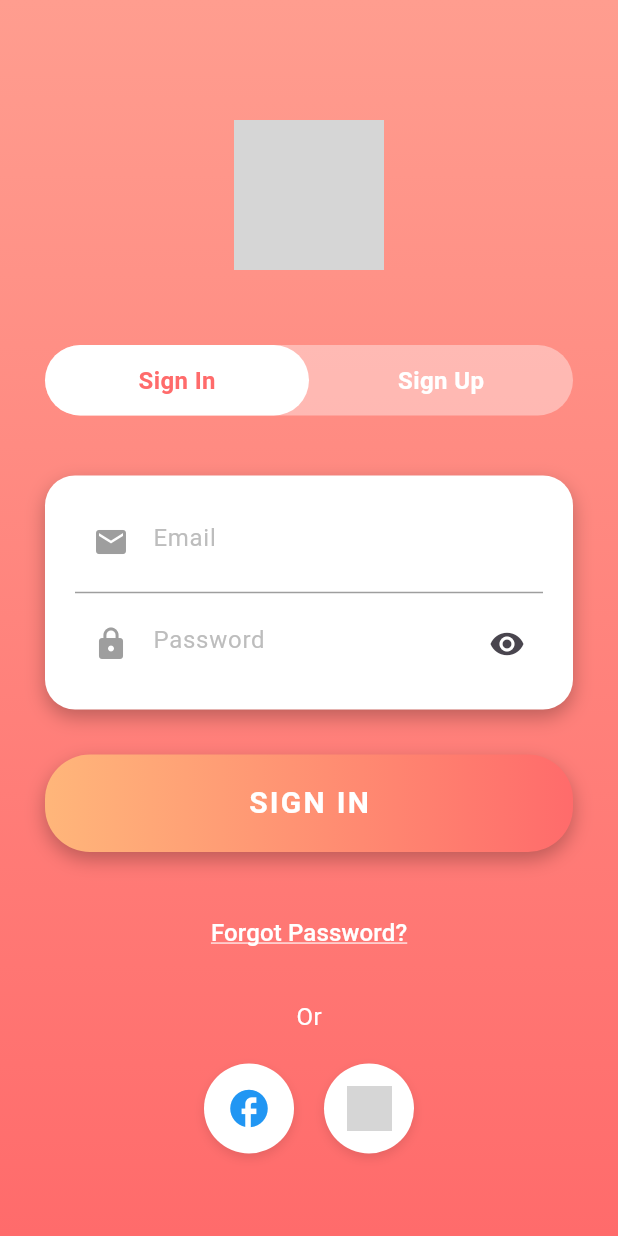
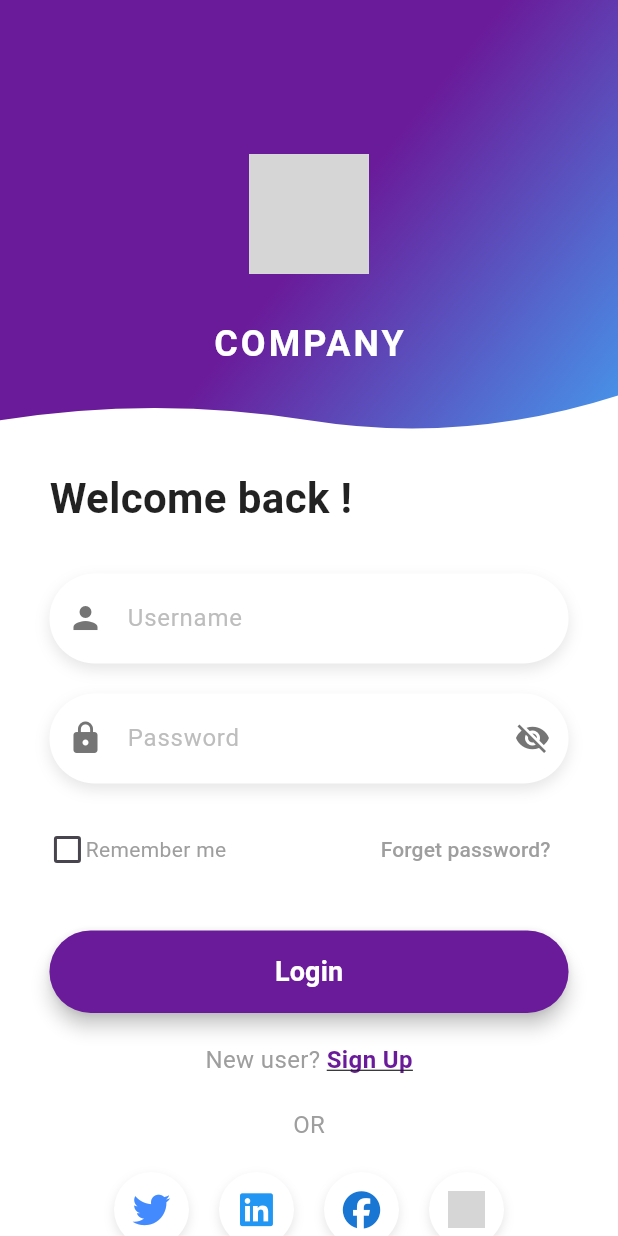
Before and after one commit to tta602/flutter-series, a Flutter app: the screen it shows after launch, on a phone screen of 412 x 824 dp. Run offline on Flutter 3.47's test engine with Material 3 defaults, Android fonts, the phone set to English and light mode, and no system bars; our stand-ins replace font_awesome_flutter; grey boxes are pictures that could not be loaded.

Commit message:
video 002

```diff
--- /dev/null
+++ b/lib/login/002/mofinow_login_screen_002.dart
@@ -0,0 +1,441 @@
+import 'package:flutter/material.dart';
+import 'package:flutter/services.dart'; // Import this for SystemChrome
+import 'package:font_awesome_flutter/font_awesome_flutter.dart'; // Import this package for social icons
+
+class MofinowLoginScreen extends StatefulWidget {
+  const MofinowLoginScreen({super.key});
+
+  @override
+  State<MofinowLoginScreen> createState() => _MofinowLoginScreenState();
+}
+
+class _MofinowLoginScreenState extends State<MofinowLoginScreen> {
+  final TextEditingController _usernameController = TextEditingController();
+  final TextEditingController _passwordController = TextEditingController();
+  bool _obscureText = true;
+  bool _rememberMe = false; // State for "Remember me" checkbox
+
+  void _togglePasswordVisibility() {
+    setState(() {
+      _obscureText = !_obscureText;
+    });
+  }
+
+  void _toggleRememberMe(bool? value) {
+    setState(() {
+      _rememberMe = value!;
+    });
+  }
+
+  @override
+  void dispose() {
+    _usernameController.dispose();
+    _passwordController.dispose();
+    super.dispose();
+  }
+
+  // --- Helper Methods for building UI sections ---
+
+  Widget _buildLogoWidget({required double size}) {
+    return SizedBox(
+      width: size,
+      height: size,
+      child: Center(
+        child: Image.asset(
+          'assets/images/teamwork.png', // Replace with your actual logo path
+          width: 80,
+          height: 80,
+          // fit: BoxFit.contain,
+        ),
+      ),
+    );
+  }
+
+  Widget _buildHeaderSection(double screenHeight) {
+    return Column(
+      mainAxisAlignment: MainAxisAlignment.center,
+      children: [
+        SizedBox(height: screenHeight * 0.1), // Spacing from the top
+        _buildLogoWidget(size: 120),
+        const SizedBox(height: 10),
+        const Text(
+          'COMPANY',
+          style: TextStyle(
+            color: Colors.white,
+            fontSize: 24,
+            fontWeight: FontWeight.bold,
+            letterSpacing: 2,
+          ),
+        ),
+      ],
+    );
+  }
+
+  Widget _buildWelcomeBackText() {
+    return const Align(
+      alignment: Alignment.centerLeft,
+      child: Text(
+        'Welcome back !',
+        style: TextStyle(
+          color: Colors.black87,
+          fontSize: 28,
+          fontWeight: FontWeight.bold,
+        ),
+      ),
+    );
+  }
+
+  Widget _buildRememberMeAndForgotPasswordRow() {
+    return Row(
+      mainAxisAlignment: MainAxisAlignment.spaceBetween,
+      children: <Widget>[
+        Row(
+          children: [
+            SizedBox(
+              width: 24.0, // Ensure sufficient size for the checkbox
+              height: 24.0,
+              child: Checkbox(
+                value: _rememberMe,
+                onChanged: _toggleRememberMe, // Use the new toggle method
+                activeColor: Colors.blueAccent, // Color when checked
+                checkColor: Colors.white, // Color of the checkmark
+                materialTapTargetSize: MaterialTapTargetSize.shrinkWrap, // Reduce tap target area
+              ),
+            ),
+            const Text(
+              'Remember me',
+              style: TextStyle(color: Colors.grey, fontSize: 14),
+            ),
+          ],
+        ),
+        TextButton(
+          onPressed: () {
+            // Handle forgot password logic
+            print('Forgot password?');
+          },
+          child: const Text(
+            'Forget password?',
+            style: TextStyle(color: Colors.grey, fontSize: 14),
+          ),
+        ),
+      ],
+    );
+  }
+
+  Widget _buildLoginButton() {
+    return ElevatedButton(
+      onPressed: () {
+        // Handle login logic here
+        print('Login pressed');
+        print('Username: ${_usernameController.text}');
+        print('Password: ${_passwordController.text}');
+      },
+      style: ElevatedButton.styleFrom(
+        foregroundColor: Colors.white,
+        backgroundColor: const Color(0xFF6A1B9A), // Login button background color
+        minimumSize: const Size(double.infinity, 55), // Button size
+        shape: RoundedRectangleBorder(
+          borderRadius: BorderRadius.circular(30),
+        ),
+        elevation: 5,
+      ),
+      child: const Text(
+        'Login',
+        style: TextStyle(fontSize: 18, fontWeight: FontWeight.bold),
+      ),
+    );
+  }
+
+  Widget _buildSignUpRow() {
+    return Row(
+      mainAxisAlignment: MainAxisAlignment.center,
+      children: <Widget>[
+        const Text(
+          'New user? ',
+          style: TextStyle(color: Colors.grey, fontSize: 16),
+        ),
+        GestureDetector(
+          onTap: () {
+            // Navigate to registration screen
+            print('Sign Up tapped');
+          },
+          child: const Text(
+            'Sign Up',
+            style: TextStyle(
+              color: Color(0xFF6A1B9A), // Deep purple color for the link
+              fontSize: 16,
+              fontWeight: FontWeight.bold,
+              decoration: TextDecoration.underline,
+            ),
+          ),
+        ),
+      ],
+    );
+  }
+
+  Widget _buildOrSeparator() {
+    return const Text(
+      'OR',
+      style: TextStyle(color: Colors.grey, fontSize: 16),
+    );
+  }
+
+  // Custom TextField builder function
+  Widget _buildTextField(TextEditingController controller, String hintText, IconData icon) {
+    return Container(
+      decoration: BoxDecoration(
+        color: Colors.white,
+        borderRadius: BorderRadius.circular(30),
+        boxShadow: [
+          BoxShadow(
+            color: Colors.black.withOpacity(0.1),
+            blurRadius: 8,
+            offset: const Offset(0, 4),
+          ),
+        ],
+      ),
+      child: TextField(
+        controller: controller,
+        decoration: InputDecoration(
+          hintText: hintText,
+          hintStyle: TextStyle(color: Colors.grey[400]),
+          prefixIcon: Icon(icon, color: Colors.grey[600]),
+          border: InputBorder.none,
+          contentPadding: const EdgeInsets.symmetric(vertical: 18, horizontal: 20),
+          focusedBorder: OutlineInputBorder(
+            borderRadius: BorderRadius.circular(30),
+            borderSide: const BorderSide(color: Color(0xFF6A1B9A), width: 2),
+          ),
+          enabledBorder: OutlineInputBorder(
+            borderRadius: BorderRadius.circular(30),
+            borderSide: BorderSide.none, // No border when not focused
+          ),
+        ),
+      ),
+    );
+  }
+
+  // Password Field builder function
+  Widget _buildPasswordField(TextEditingController controller) {
+    return Container(
+      decoration: BoxDecoration(
+        color: Colors.white,
+        borderRadius: BorderRadius.circular(30),
+        boxShadow: [
+          BoxShadow(
+            color: Colors.black.withOpacity(0.1),
+            blurRadius: 8,
+            offset: const Offset(0, 4),
+          ),
+        ],
+      ),
+      child: TextField(
+        controller: controller,
+        obscureText: _obscureText,
+        decoration: InputDecoration(
+          hintText: 'Password',
+          hintStyle: TextStyle(color: Colors.grey[400]),
+          prefixIcon: Icon(Icons.lock, color: Colors.grey[600]),
+          suffixIcon: GestureDetector(
+            onTap: _togglePasswordVisibility,
+            child: Icon(
+              _obscureText ? Icons.visibility_off : Icons.visibility,
+              color: Colors.grey[600],
+            ),
+          ),
+          border: InputBorder.none,
+          contentPadding: const EdgeInsets.symmetric(vertical: 18, horizontal: 20),
+          focusedBorder: OutlineInputBorder(
+            borderRadius: BorderRadius.circular(30),
+            borderSide: const BorderSide(color: Color(0xFF6A1B9A), width: 2),
+          ),
+          enabledBorder: OutlineInputBorder(
+            borderRadius: BorderRadius.circular(30),
+            borderSide: BorderSide.none,
+          ),
+        ),
+      ),
+    );
+  }
+
+  // Social Icon builder function (using FontAwesomeIcons)
+  Widget _buildSocialIcon(IconData icon, Color color) {
+    return Container(
+      width: 50,
+      height: 50,
+      decoration: BoxDecoration(
+        color: Colors.white,
+        shape: BoxShape.circle,
+        boxShadow: [
+          BoxShadow(
+            color: Colors.black.withOpacity(0.1),
+            blurRadius: 5,
+            offset: const Offset(0, 3),
+          ),
+        ],
+      ),
+      child: Center(
+        child: FaIcon(
+          icon,
+          color: color,
+          size: 25,
+        ),
+      ),
+    );
+  }
+
+  // Google Icon builder function (using Image.asset)
+  Widget _buildGoogleIcon() {
+    return Container(
+      width: 50,
+      height: 50,
+      decoration: BoxDecoration(
+        color: Colors.white,
+        shape: BoxShape.circle,
+        boxShadow: [
+          BoxShadow(
+            color: Colors.black.withOpacity(0.1),
+            blurRadius: 5,
+            offset: const Offset(0, 3),
+          ),
+        ],
+      ),
+      child: Center(
+        child: Image.asset(
+          'assets/images/google_logo.png', // Replace with your Google icon path
+          width: 25,
+          height: 25,
+        ),
+      ),
+    );
+  }
+
+  @override
+  Widget build(BuildContext context) {
+    // Get screen dimensions for responsiveness
+    final screenHeight = MediaQuery.of(context).size.height;
+    final screenWidth = MediaQuery.of(context).size.width;
+
+    return Scaffold(
+      backgroundColor: Colors.white, // Set Scaffold background to white
+      body: Stack(
+        children: [
+          Positioned(child: CustomPaint(
+            size: Size(screenWidth, screenHeight*0.4),
+            painter: WavePainter(
+                gradientColors: const [Color(0xFF6A1B9A), Color(0xFF6A1B9A), Color(0xFF42A5F5)],
+                begin: Alignment.topLeft,
+                end: Alignment.bottomRight),
+          )),
+
+          SingleChildScrollView(
+            child: Padding(padding: EdgeInsets.symmetric(horizontal: screenWidth*0.08),
+              child: Column(
+                children: [
+                  _buildHeaderSection(screenHeight),
+                  SizedBox(height: screenHeight*0.08,),
+                  _buildWelcomeBackText(),
+
+                  const SizedBox(height: 30,),
+
+                  _buildTextField(_usernameController, 'Username', Icons.person),
+
+                  const SizedBox(height: 20,),
+
+                  _buildPasswordField(_passwordController),
+
+                  const SizedBox(height: 20,),
+
+                  _buildRememberMeAndForgotPasswordRow(),
+
+                  const SizedBox(height: 30,),
+
+                  _buildLoginButton(),
+
+                  const SizedBox(height: 20,),
+
+                  _buildSignUpRow(),
+
+                  const SizedBox(height: 20,),
+                  _buildOrSeparator(),
+
+                  const SizedBox(height: 20,),
+
+                  Row(
+                    mainAxisAlignment: MainAxisAlignment.center,
+                    children: [
+                      _buildSocialIcon(FontAwesomeIcons.twitter, Colors.blueAccent),
+                      const SizedBox(width: 20,),
+
+                      _buildSocialIcon(FontAwesomeIcons.linkedin, Colors.blue),
+                      const SizedBox(width: 20,),
+
+                      _buildSocialIcon(FontAwesomeIcons.facebook, Colors.blue[700]!),
+
+                      const SizedBox(width: 20,),
+                      _buildGoogleIcon(),
+                    ],
+                  ),
+
+                  SizedBox(height: screenHeight*0.05,)
+                ],
+              ),),
+          )
+        ],
+      )
+    );
+  }
+}
+
+// WavePainter class (already has English comments from previous turn)
+class WavePainter extends CustomPainter {
+  final List<Color> gradientColors;
+  final Alignment begin;
+  final Alignment end;
+
+  WavePainter({
+    required this.gradientColors,
+    this.begin = Alignment.topCenter,
+    this.end = Alignment.bottomCenter,
+  });
+
+  @override
+  void paint(Canvas canvas, Size size) {
+    var path = Path();
+    path.moveTo(0, 0); // Start from the top-left corner of CustomPaint
+    path.lineTo(size.width, 0); // Draw a straight line to the top-right corner
+
+    // Define the wave path at the bottom of the gradient shape
+    // The wave starts from the right edge, curves down in the middle, and curves up at the left edge.
+    // Adjust values like 0.8, 0.9, 0.85 to change the wave's shape.
+    path.lineTo(size.width, size.height * 0.8); // Starting point of the wave on the right
+    path.quadraticBezierTo(
+      size.width * 0.75, size.height * 0.9, // Control point (curves down)
+      size.width * 0.5, size.height * 0.85, // Midpoint of the wave
+    );
+    path.quadraticBezierTo(
+      size.width * 0.25, size.height * 0.8, // Control point (curves up)
+      0, size.height * 0.85, // End point of the wave on the left
+    );
+
+    path.close(); // Close the path to form a closed shape (back to 0,0)
+
+    // Create LinearGradient with the provided colors
+    final Paint paint = Paint()
+      ..shader = LinearGradient(
+        colors: gradientColors,
+        begin: begin,
+        end: end,
+      ).createShader(Rect.fromLTWH(0, 0, size.width, size.height)); // Apply gradient to the entire CustomPaint size
+
+    canvas.drawPath(path, paint); // Draw the path with the gradient
+  }
+
+  @override
+  bool shouldRepaint(covariant WavePainter oldDelegate) {
+    // Only repaint if gradient colors or begin/end alignments change
+    return oldDelegate.gradientColors != gradientColors ||
+        oldDelegate.begin != begin ||
+        oldDelegate.end != end;
+  }
+}
--- a/lib/main.dart
+++ b/lib/main.dart
@@ -1,6 +1,7 @@
 import 'package:flutter/material.dart';
 
 import 'login/001/login_screen_gradient_001.dart';
+import 'login/002/mofinow_login_screen_002.dart';
 
 
 void main() {
@@ -19,7 +20,8 @@ class MyApp extends StatelessWidget {
         colorScheme: ColorScheme.fromSeed(seedColor: Colors.deepPurple),
         useMaterial3: true,
       ),
-      home: const LoginScreen(),
+      // home: const LoginScreen(), //001
+      home: const MofinowLoginScreen(),
     );
   }
 }
--- a/pubspec.yaml
+++ b/pubspec.yaml
@@ -46,6 +46,7 @@ dev_dependencies:
   # package. See that file for information about deactivating specific lint
   # rules and activating additional ones.
   flutter_lints: ^3.0.0
+  font_awesome_flutter: ^10.8.0
 
 # For information on the generic Dart part of this file, see the
 # following page: https://dart.dev/tools/pub/pubspec
```
Also changed, not shown: pubspec.lock.
